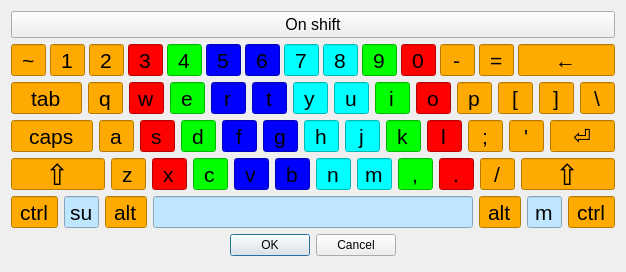
This is keymappingscolor.ui in Sucharek233/ATFinQt as Qt 5 draws it before an edit. The edited form follows.
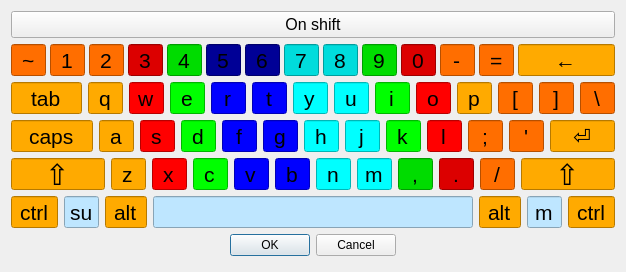
This is the edited form.

```diff
--- a/keymappingscolor.ui
+++ b/keymappingscolor.ui
@@ -357,7 +357,7 @@
         </font>
        </property>
        <property name="styleSheet">
-        <string notr="true">background-color: rgb(0, 255, 0);
+        <string notr="true">background-color: rgb(0, 220, 0);
 color:black;</string>
        </property>
        <property name="text">
@@ -395,7 +395,7 @@
         </font>
        </property>
        <property name="styleSheet">
-        <string notr="true">background-color: rgb(255, 0, 0);
+        <string notr="true">background-color: rgb(220, 0, 0);
 color:black;</string>
        </property>
        <property name="text">
@@ -433,7 +433,7 @@
         </font>
        </property>
        <property name="styleSheet">
-        <string notr="true">background-color: rgb(255, 170, 0);
+        <string notr="true">background-color: rgb(255, 110, 0);
 color:black;</string>
        </property>
        <property name="text">
@@ -786,7 +786,7 @@
         </font>
        </property>
        <property name="styleSheet">
-        <string notr="true">background-color: rgb(255, 170, 0);
+        <string notr="true">background-color: rgb(255, 110, 0);
 color:black;</string>
        </property>
        <property name="text">
@@ -824,7 +824,7 @@
         </font>
        </property>
        <property name="styleSheet">
-        <string notr="true">background-color: rgb(255, 170, 0);
+        <string notr="true">background-color: rgb(255, 110, 0);
 color:black;</string>
        </property>
        <property name="text">
@@ -862,7 +862,7 @@
         </font>
        </property>
        <property name="styleSheet">
-        <string notr="true">background-color: rgb(255, 170, 0);
+        <string notr="true">background-color: rgb(255, 110, 0);
 color:black;</string>
        </property>
        <property name="text">
@@ -900,7 +900,7 @@
         </font>
        </property>
        <property name="styleSheet">
-        <string notr="true">background-color: rgb(255, 0, 0);
+        <string notr="true">background-color: rgb(220, 0, 0);
 color:black;</string>
        </property>
        <property name="text">
@@ -938,7 +938,7 @@
         </font>
        </property>
        <property name="styleSheet">
-        <string notr="true">background-color: rgb(0, 255, 0);
+        <string notr="true">background-color: rgb(0, 220, 0);
 color:black;</string>
        </property>
        <property name="text">
@@ -976,7 +976,7 @@
         </font>
        </property>
        <property name="styleSheet">
-        <string notr="true">background-color: rgb(0, 0, 255);
+        <string notr="true">background-color: rgb(0, 0, 150);
 color:black;</string>
        </property>
        <property name="text">
@@ -1014,7 +1014,7 @@
         </font>
        </property>
        <property name="styleSheet">
-        <string notr="true">background-color: rgb(0, 0, 255);
+        <string notr="true">background-color: rgb(0, 0, 150);
 color:black;</string>
        </property>
        <property name="text">
@@ -1052,7 +1052,7 @@
         </font>
        </property>
        <property name="styleSheet">
-        <string notr="true">background-color: rgb(0, 255, 255);
+        <string notr="true">background-color: rgb(0, 220, 220);
 color:black;</string>
        </property>
        <property name="text">
@@ -1090,7 +1090,7 @@
         </font>
        </property>
        <property name="styleSheet">
-        <string notr="true">background-color: rgb(0, 255, 255);
+        <string notr="true">background-color: rgb(0, 220, 220);
 color:black;</string>
        </property>
        <property name="text">
@@ -1128,7 +1128,7 @@
         </font>
        </property>
        <property name="styleSheet">
-        <string notr="true">background-color: rgb(0, 255, 0);
+        <string notr="true">background-color: rgb(0, 220, 0);
 color:black;</string>
        </property>
        <property name="text">
@@ -1166,7 +1166,7 @@
         </font>
        </property>
        <property name="styleSheet">
-        <string notr="true">background-color: rgb(255, 0, 0);
+        <string notr="true">background-color: rgb(220, 0, 0);
 color:black;</string>
        </property>
        <property name="text">
@@ -1204,7 +1204,7 @@
         </font>
        </property>
        <property name="styleSheet">
-        <string notr="true">background-color: rgb(255, 170, 0);
+        <string notr="true">background-color: rgb(255, 110, 0);
 color:black;</string>
        </property>
        <property name="text">
@@ -1242,7 +1242,7 @@
         </font>
        </property>
        <property name="styleSheet">
-        <string notr="true">background-color: rgb(255, 170, 0);
+        <string notr="true">background-color: rgb(255, 110, 0);
 color:black;</string>
        </property>
        <property name="text">
@@ -1740,7 +1740,7 @@
         </font>
        </property>
        <property name="styleSheet">
-        <string notr="true">background-color: rgb(255, 170, 0);
+        <string notr="true">background-color: rgb(255, 110, 0);
 color:black;</string>
        </property>
        <property name="text">
@@ -1778,7 +1778,7 @@
         </font>
        </property>
        <property name="styleSheet">
-        <string notr="true">background-color: rgb(255, 170, 0);
+        <string notr="true">background-color: rgb(255, 110, 0);
 color:black;</string>
        </property>
        <property name="text">
@@ -1816,7 +1816,7 @@
         </font>
        </property>
        <property name="styleSheet">
-        <string notr="true">background-color: rgb(255, 170, 0);
+        <string notr="true">background-color: rgb(255, 110, 0);
 color:black;</string>
        </property>
        <property name="text">
@@ -2238,7 +2238,7 @@
         </font>
        </property>
        <property name="styleSheet">
-        <string notr="true">background-color: rgb(255, 170, 0);
+        <string notr="true">background-color: rgb(255, 110, 0);
 color:black;</string>
        </property>
        <property name="text">
@@ -2279,7 +2279,7 @@
         <bool>false</bool>
        </property>
        <property name="styleSheet">
-        <string notr="true">background-color: rgb(255, 170, 0);
+        <string notr="true">background-color: rgb(255, 110, 0);
 color:black;</string>
        </property>
        <property name="text">
```
